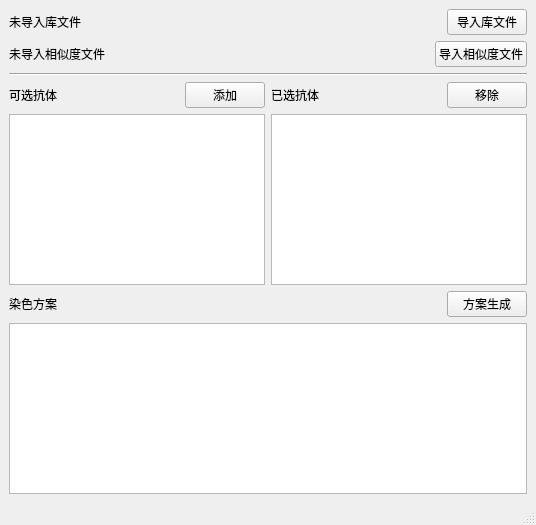
Before: the Qt Designer form src/ui/main_window.ui in Ginakira/SmartStainer, drawn with Qt 5.
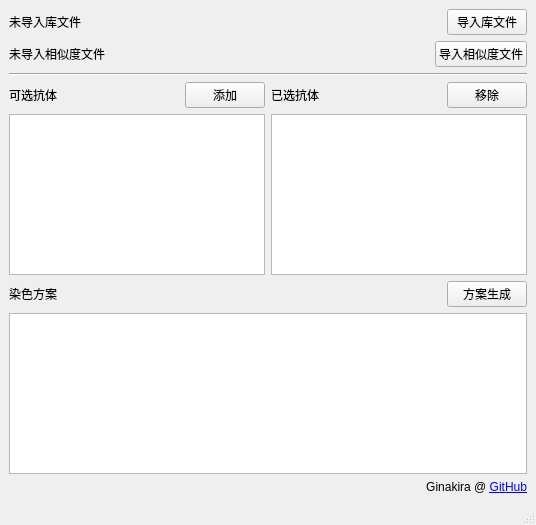
After: the same form once the commit is applied.

Commit message: feat: add GitHub link label

```diff
--- a/src/ui/main_window.ui
+++ b/src/ui/main_window.ui
@@ -210,6 +210,28 @@
       </item>
      </layout>
     </item>
+    <item>
+     <widget class="QLabel" name="label">
+      <property name="enabled">
+       <bool>true</bool>
+      </property>
+      <property name="text">
+       <string>Ginakira @ &lt;a href=&quot;https://github.com/Ginakira/SmartStainer&quot;&gt;GitHub&lt;/a&gt;</string>
+      </property>
+      <property name="textFormat">
+       <enum>Qt::RichText</enum>
+      </property>
+      <property name="alignment">
+       <set>Qt::AlignRight|Qt::AlignTrailing|Qt::AlignVCenter</set>
+      </property>
+      <property name="openExternalLinks">
+       <bool>true</bool>
+      </property>
+      <property name="textInteractionFlags">
+       <set>Qt::TextBrowserInteraction</set>
+      </property>
+     </widget>
+    </item>
    </layout>
   </widget>
   <widget class="QMenuBar" name="menubar">
```
